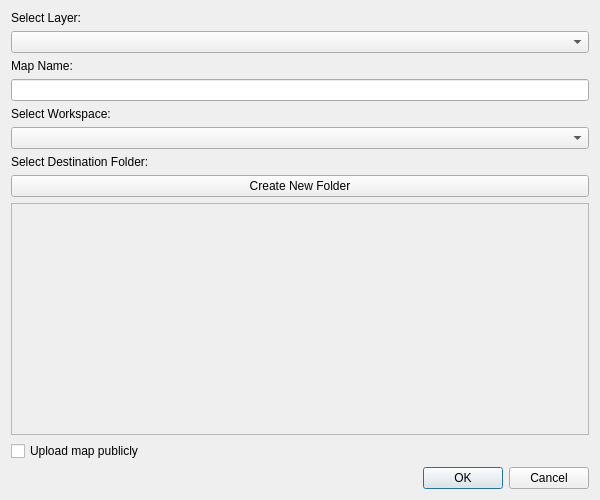
First picture: the form in ui/UploadMapDialog.ui, repository maphub-co/maphub-qgis, before the edit.
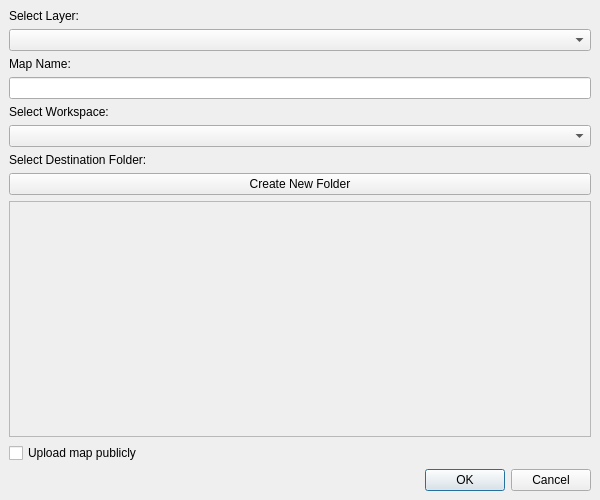
Second picture: the form after the edit.

Commit message: ✨ [ui] Improve folder navigation and layout styling for dialogs

```diff
--- a/ui/UploadMapDialog.ui
+++ b/ui/UploadMapDialog.ui
@@ -10,10 +10,31 @@
                 <height>500</height>
             </rect>
         </property>
+        <property name="minimumSize">
+            <size>
+                <width>500</width>
+                <height>400</height>
+            </size>
+        </property>
         <property name="windowTitle">
             <string>MapHub: Upload</string>
         </property>
         <layout class="QVBoxLayout" name="verticalLayout">
+            <property name="spacing">
+                <number>6</number>
+            </property>
+            <property name="leftMargin">
+                <number>9</number>
+            </property>
+            <property name="topMargin">
+                <number>9</number>
+            </property>
+            <property name="rightMargin">
+                <number>9</number>
+            </property>
+            <property name="bottomMargin">
+                <number>9</number>
+            </property>
             <item>
                 <widget class="QLabel" name="label_layer">
                     <property name="text">
```
The commit also changes 3 other files.
